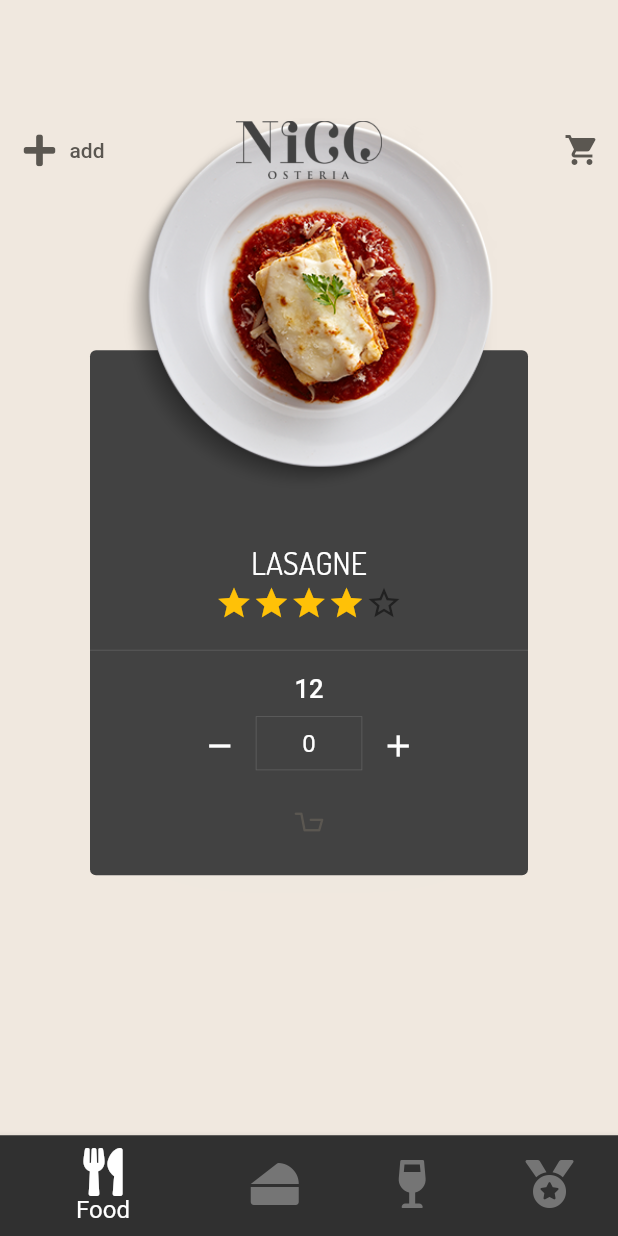
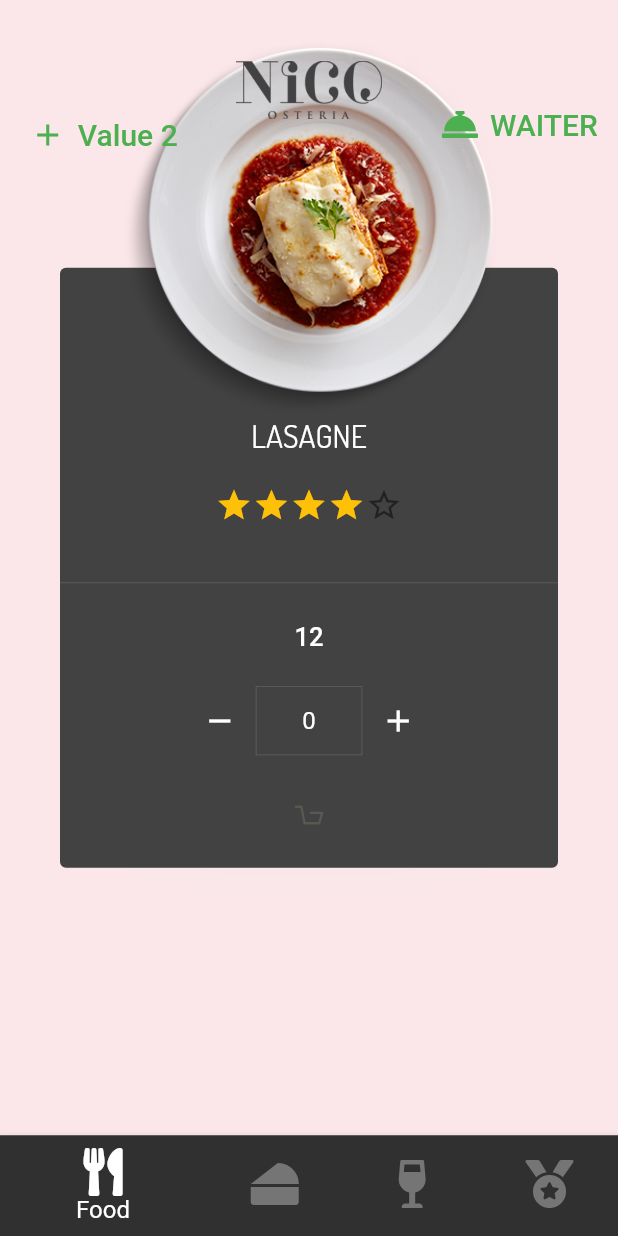
Before and after one commit to hooshyar/nico_resturant, a Flutter app: the MyHomePage screen opened by its route, on a phone screen of 412 x 824 dp. Run offline on Flutter 3.47's test engine with Material 2 defaults, Android fonts, the phone set to English and light mode, and no system bars; drawn by our look-alikes of smooth_star_rating; our stand-ins replace cached_network_image, cloud_firestore, connectivity, firebase_auth, firebase_storage, fluro and 2 more; accounts and stored records are empty; Roboto replaces fonts that are missing (Dosisd).

Commit message:
header btn animations implemented

```diff
--- a/lib/src/app.dart
+++ b/lib/src/app.dart
@@ -19,6 +19,8 @@ import 'package:nico_resturant/src/services/cart.dart';
 import 'package:nico_resturant/src/services/connectivity.dart';
 import 'package:nico_resturant/src/services/fetch_data.dart';
 import 'package:nico_resturant/src/style/style.dart';
+import 'package:nico_resturant/src/widgets/animated_transition.dart';
+import 'package:nico_resturant/src/widgets/cart_button.dart';
 import 'package:provider/provider.dart';
 
 import 'services/db.dart';
@@ -87,9 +89,15 @@ class MyHomePage extends StatefulWidget {
 }
 
 class _MyHomePageState extends State<MyHomePage> {
+  Widget _theChangW = Text(
+    'hellp',
+    style: TextStyle(color: Colors.black),
+  );
+
   GlobalKey<AnimatedListState> _listKey = GlobalKey();
   PageController _pageController = PageController();
   GlobalKey<ScaffoldState> scaffoldKey = GlobalKey<ScaffoldState>();
+  Color _theChangeableColor = Colors.grey[800];
 
   int _selectedIndex = 0;
   static const TextStyle optionStyle =
@@ -198,25 +206,39 @@ class _MyHomePageState extends State<MyHomePage> {
               Align(
                 alignment: Alignment.topCenter,
                 child: Container(
-                  height: 200,
+                  height: 120,
                   decoration: BoxDecoration(color: Colors.transparent),
+                  child: SafeArea(
                     child: Container(
                       child: Row(
                         mainAxisAlignment: MainAxisAlignment.spaceBetween,
                         children: <Widget>[
                           Expanded(
                             child: Container(
-                            alignment: Alignment.centerLeft,
-                            child: FlatButton.icon(
-                              onPressed: () =>
-                                  Navigator.of(context).pushNamed('/SellForm'),
-                              label: Text(
-                                'add',
-                                style: TextStyle(color: secondColor),
-                              ),
-                              icon: Icon(
-                                FontAwesomeIcons.plus,
-                                color: secondColor,
+                              padding: EdgeInsets.only(bottom: 5, left: 5),
+                              alignment: Alignment.bottomLeft,
+                              child: AnimatedSwitcher(
+                                duration: Duration(milliseconds: 250),
+                                transitionBuilder: (Widget child,
+                                    Animation<double> animation) {
+                                  return ScaleTransition(
+                                      child: child, scale: animation);
+                                },
+                                child: _theCart.listOfCartItems.isNotEmpty
+                                    ? Container(
+                                        key: ValueKey(1),
+                                        child: headerBtns(
+                                            color: Colors.red,
+                                            icon: Icons.opacity,
+                                            text: 'Value 2',
+                                            onPressed: () {}))
+                                    : Container(
+                                        key: ValueKey(2),
+                                        child: headerBtns(
+                                            color: Colors.green,
+                                            icon: Icons.add,
+                                            text: 'Value 2',
+                                            onPressed: () {}),
                                       ),
                               ),
                             ),
@@ -233,19 +255,29 @@ class _MyHomePageState extends State<MyHomePage> {
                           ),
                           Expanded(
                             child: Container(
-                              alignment: Alignment.centerRight,
-                              child: IconButton(
-                                onPressed: () =>
-                                    Navigator.pushNamed(context, '/CartPage'),
+                              padding: EdgeInsets.only(bottom: 5, right: 5),
+                              alignment: Alignment.bottomRight,
+                              child: AnimatedContainer(
+                                duration: Duration(seconds: 3),
+                                child: FlatButton.icon(
+                                  textColor: Colors.green,
+                                  padding: EdgeInsets.all(20),
+//                                color: Colors.green,
+                                  onPressed: () {},
                                   icon: Icon(
-                                  Icons.shopping_cart,
-                                  color: secondColor,
+                                    FontAwesomeIcons.conciergeBell,
+                                    size: 24,
                                   ),
-                              )
-//                            CartButton(),
+                                  label: Text(
+                                    'WAITER',
+                                    style: TextStyle(fontSize: 20),
+                                  ),
+                                ),
+                              ),
                             ),
                           ),
                         ],
+                      ),
                     ),
                   ),
                 ),
@@ -264,13 +296,8 @@ class _MyHomePageState extends State<MyHomePage> {
       child: Column(
         children: <Widget>[
           Expanded(
-            child: AnimatedCrossFade(
-              duration: Duration(milliseconds: 300),
-              crossFadeState: _theCart.listOfCartItems.isEmpty
-                  ? CrossFadeState.showFirst
-                  : CrossFadeState.showSecond,
-              firstChild: Container(),
-              secondChild: Container(
+            child: TheAnimatedWidget(
+              child: Container(
                 height: 160,
                 child: Row(
                   children: <Widget>[
@@ -286,8 +313,8 @@ class _MyHomePageState extends State<MyHomePage> {
                                 child: Container(
                                     margin: EdgeInsets.all(2.0),
 //                                      color: secondColor.withOpacity(0.4),
-                                    decoration:
-                                        BoxDecoration(color: Colors.grey[800]),
+//                                    decoration:
+//                                        BoxDecoration(color: Colors.grey[800]),
 //                                          boxShadow: [globalBoxShadow]),
                                     child: Padding(
                                       padding: const EdgeInsets.all(0.0),
@@ -308,11 +335,6 @@ class _MyHomePageState extends State<MyHomePage> {
                         ),
                       ),
                     ),
-                    Expanded(
-                        flex: 1,
-                        child: Container(
-                          child: _floatingActionsBtns(_theCart),
-                        )),
                   ],
                 ),
               ),
@@ -459,63 +481,4 @@ class _MyHomePageState extends State<MyHomePage> {
       duration: const Duration(milliseconds: 250),
     );
   }
-
-  _floatingActionsBtns(CartModel theCart) {
-    return Container(
-      height: 160,
-      child: ClipRRect(
-        clipBehavior: Clip.antiAlias,
-        borderRadius: BorderRadius.all(Radius.circular(13)),
-        child: Container(
-          margin: EdgeInsets.only(right: 5, left: 5),
-          color: Colors.grey[800],
-          padding: EdgeInsets.only(right: 5.0, bottom: 5, top: 5, left: 5),
-          child: Column(
-            mainAxisAlignment: MainAxisAlignment.spaceBetween,
-            children: <Widget>[
-              Container(
-                child: AnimatedCrossFade(
-                  duration: Duration(milliseconds: 200),
-                  crossFadeState: theCart.listOfCartItems.isEmpty
-                      ? CrossFadeState.showFirst
-                      : CrossFadeState.showSecond,
-                  firstChild: Container(),
-                  secondChild: AspectRatio(
-                    aspectRatio: 1 / 1,
-                    child: Container(
-                      child: ClipRRect(
-                        borderRadius: BorderRadius.all(Radius.circular(10)),
-                        child: AspectRatio(
-                          aspectRatio: 1 / 1,
-                          child: Container(
-                            color: Colors.amber,
-                            child: Text('btn2'),
-                          ),
-                        ),
-                      ),
-                    ),
-                  ),
-                ),
-              ),
-              Divider(height: 5),
-              Container(
-                child: ClipRRect(
-                  borderRadius: BorderRadius.all(Radius.circular(10)),
-                  child: Container(
-                    child: AspectRatio(
-                      aspectRatio: 1 / 1,
-                      child: Container(
-                        color: Colors.amber,
-                        child: Text('btn1'),
-                      ),
-                    ),
-                  ),
-                ),
-              ),
-            ],
-          ),
-        ),
-      ),
-    );
 }
-}
--- a/lib/src/models/background_colors.dart
+++ b/lib/src/models/background_colors.dart
@@ -1,7 +1,8 @@
 import 'package:flutter/material.dart';
 
 List<Color> colors = <Color>[
-  const Color.fromRGBO(240, 232, 223, 1.0),
+  const Color.fromRGBO(230, 210, 188, 1.0),
+//    RGB(231, 222, 211, 1.0)
   const Color.fromRGBO(214, 214, 198, 1.0),
   const Color.fromRGBO(209, 205, 190, 1.0),
   const Color.fromRGBO(239, 233, 219, 1.0),
--- a/lib/src/screen/pager.dart
+++ b/lib/src/screen/pager.dart
@@ -25,7 +25,7 @@ class _MenuPagerState extends State<MenuPager> with TickerProviderStateMixin {
   final PageController _backgroundPageController =
       PageController(viewportFraction: 1);
   final PageController _pageController = PageController();
-  Color _backColor = const Color.fromRGBO(240, 232, 223, 1.0);
+  Color _backColor = Colors.red[50].withAlpha(250);
   int _cartQuantity = 0;
   bool firstEntry = true;
 
@@ -115,8 +115,8 @@ class _MenuPagerState extends State<MenuPager> with TickerProviderStateMixin {
               child: Container(
                 padding: EdgeInsets.only(top: 0),
                 alignment: alignment,
-                width: 150.0 * resize,
-                height: 300.0 * resize,
+                width: 170.0 * resize,
+                height: 350.0 * resize,
                 child: Stack(
                   children: <Widget>[
                     shadow2,
--- a/lib/src/services/cart.dart
+++ b/lib/src/services/cart.dart
@@ -8,6 +8,8 @@ class CartModel extends ChangeNotifier {
   @override
   int _quanity = 0;
   int get quanity => _quanity;
+
+  Color changableColor = Colors.grey[800];
 
   final GlobalKey<AnimatedListState> listKey = GlobalKey();
   Cart _theCart;
@@ -21,6 +23,12 @@ class CartModel extends ChangeNotifier {
   void addItemToCart(CartItem item) {
 //    var index = listOfCartItems.length + 1;
     listOfCartItems[0] = item;
+  }
+
+  void whatColor() {
+    if (listOfCartItems.isNotEmpty) {
+      changableColor = Colors.green;
+    }
   }
 
   void makeItZer() {
--- a/lib/src/style/style.dart
+++ b/lib/src/style/style.dart
@@ -90,8 +90,8 @@ final soonGradientColor = LinearGradient(colors: [
 final globalBoxShadow = BoxShadow(
     color: secondColor.withOpacity(0.5),
     blurRadius: 8.0,
-    offset: Offset(1.0, 1.0),
-    spreadRadius: 5.0);
+    offset: Offset(4.0, 1.0),
+    spreadRadius: 1.0);
 
 final globalBtnShadow = BoxShadow(
     color: secondColor.withOpacity(0.3),
--- /dev/null
+++ b/lib/src/widgets/animated_transition.dart
@@ -0,0 +1,77 @@
+import 'package:flutter/material.dart';
+
+class TheAnimatedWidget extends StatefulWidget {
+  final Widget child;
+
+  const TheAnimatedWidget({Key key, this.child}) : super(key: key);
+
+  @override
+  _TheAnimatedWidgetState createState() => _TheAnimatedWidgetState();
+}
+
+class _TheAnimatedWidgetState extends State<TheAnimatedWidget>
+    with TickerProviderStateMixin {
+  AnimationController animController;
+  Animation<double> animation;
+
+  @override
+  void initState() {
+    super.initState();
+    animController = AnimationController(
+      duration: Duration(seconds: 5),
+      vsync: this,
+    );
+
+    final curvedAnimation = CurvedAnimation(
+      parent: animController,
+      curve: Curves.easeIn,
+      reverseCurve: Curves.easeOut,
+    );
+
+    animation = Tween<double>(
+      begin: 0,
+      end: 1,
+    ).animate(curvedAnimation)
+      ..addListener(() {});
+
+    animController.forward();
+  }
+
+  @override
+  Widget build(BuildContext context) {
+    return TheFadeIn(
+      child: widget.child,
+      opacity: animation,
+    );
+  }
+
+  @override
+  void dispose() {
+    animController.dispose();
+    super.dispose();
+  }
+}
+
+class TheFadeIn extends StatelessWidget {
+  TheFadeIn({
+    @required this.opacity,
+    @required this.child,
+  });
+
+  final Widget child;
+  final Animation<double> opacity;
+
+  @override
+  Widget build(BuildContext context) {
+    return AnimatedBuilder(
+      animation: opacity,
+      child: child,
+      builder: (context, child) {
+        return FadeTransition(
+          opacity: opacity,
+          child: child,
+        );
+      },
+    );
+  }
+}
--- a/lib/src/widgets/cart_button.dart
+++ b/lib/src/widgets/cart_button.dart
@@ -1,3 +1,4 @@
+import 'package:flutter/cupertino.dart';
 import 'package:flutter/material.dart';
 import 'package:nico_resturant/src/style/style.dart';
 
@@ -22,3 +23,22 @@ class CartButton extends StatelessWidget {
     );
   }
 }
+
+Widget headerBtns({Color color, String text, IconData icon, onPressed}) {
+  return Container(
+    width: 140,
+    height: 50,
+    child: FlatButton.icon(
+      textColor: color,
+      onPressed: onPressed,
+      icon: Icon(
+        icon,
+        size: 24,
+      ),
+      label: Text(
+        text,
+        style: TextStyle(fontSize: 20),
+      ),
+    ),
+  );
+}
--- a/lib/src/widgets/item_card.dart
+++ b/lib/src/widgets/item_card.dart
@@ -24,13 +24,13 @@ class _ItemCardState extends State<ItemCard> {
     CartModel _item = Provider.of<CartModel>(context);
     return new Center(
       child: new Padding(
-        padding: const EdgeInsets.only(top: 60.0),
+        padding: const EdgeInsets.only(top: 0.0),
         child: new Card(
           elevation: 0.0,
           child: new Container(
-            height: math.min(350.0, MediaQuery.of(context).size.height),
+            height: math.min(400.0, MediaQuery.of(context).size.height),
             child: new Container(
-              padding: EdgeInsets.only(top: 100),
+              padding: EdgeInsets.only(top: 70),
               margin: const EdgeInsets.only(top: 20.0, bottom: 0.0),
               child: new Column(
                 mainAxisAlignment: MainAxisAlignment.spaceEvenly,
```
Lines whose indentation alone changed are shown as unchanged.
